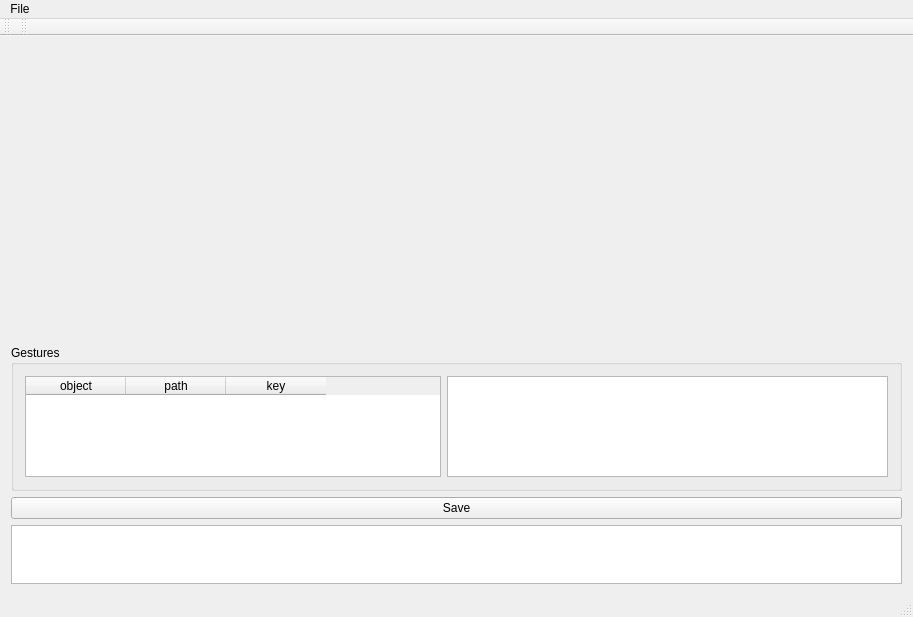
The window that tools/MouseGestures/mousegestures.ui (qreal/qreal) describes before a commit, drawn with Qt 5.
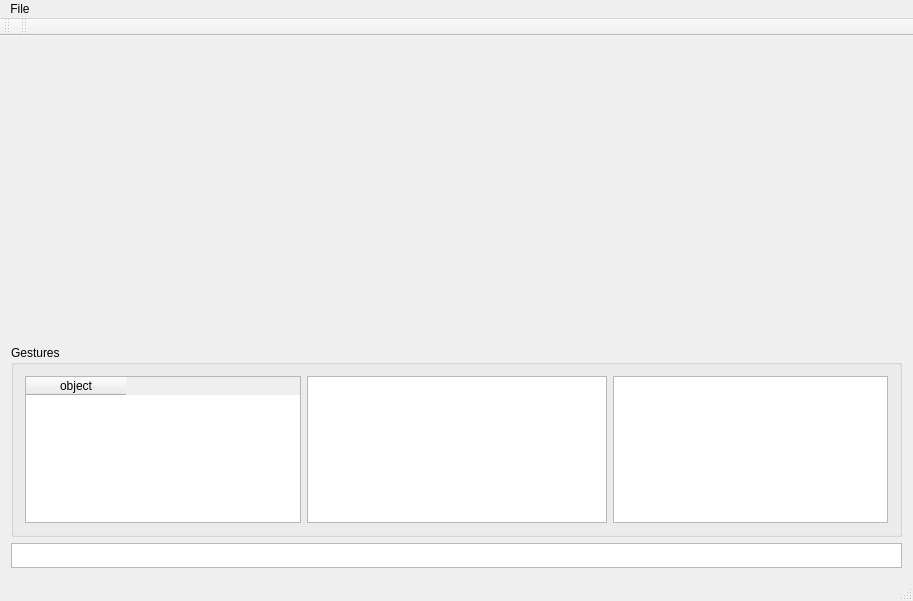
The same window after the commit.

Commit message: some changes in architecture add showing of multistroke ideal gestures fix drawing of multistroke gesture

```diff
--- a/tools/MouseGestures/mousegestures.ui
+++ b/tools/MouseGestures/mousegestures.ui
@@ -7,7 +7,7 @@
     <x>0</x>
     <y>0</y>
     <width>913</width>
-    <height>573</height>
+    <height>601</height>
    </rect>
   </property>
   <property name="windowTitle">
@@ -50,7 +50,7 @@
         <widget class="QTableWidget" name="twObjectPathTable">
          <property name="minimumSize">
           <size>
-           <width>311</width>
+           <width>100</width>
            <height>0</height>
           </size>
          </property>
@@ -62,44 +62,30 @@
            <string>object</string>
           </property>
          </column>
-         <column>
-          <property name="text">
-           <string>path</string>
-          </property>
-         </column>
-         <column>
-          <property name="text">
-           <string>key</string>
-          </property>
-         </column>
         </widget>
        </item>
        <item>
         <widget class="QGraphicsView" name="gvGesture">
          <property name="minimumSize">
           <size>
-           <width>441</width>
+           <width>300</width>
            <height>101</height>
           </size>
          </property>
         </widget>
        </item>
+       <item>
+        <widget class="QGraphicsView" name="gvEditGesture"/>
+       </item>
       </layout>
      </widget>
     </item>
-    <item>
-     <widget class="QPushButton" name="bSave">
-      <property name="text">
-       <string>Save</string>
-      </property>
-     </widget>
-    </item>
     <item>
      <widget class="QTextEdit" name="teObject">
       <property name="maximumSize">
        <size>
         <width>16777215</width>
-        <height>59</height>
+        <height>25</height>
        </size>
       </property>
       <property name="readOnly">
```
Left out of the diff: 8 changed lines with no effect on the pictures. The commit also changes 15 other files.
